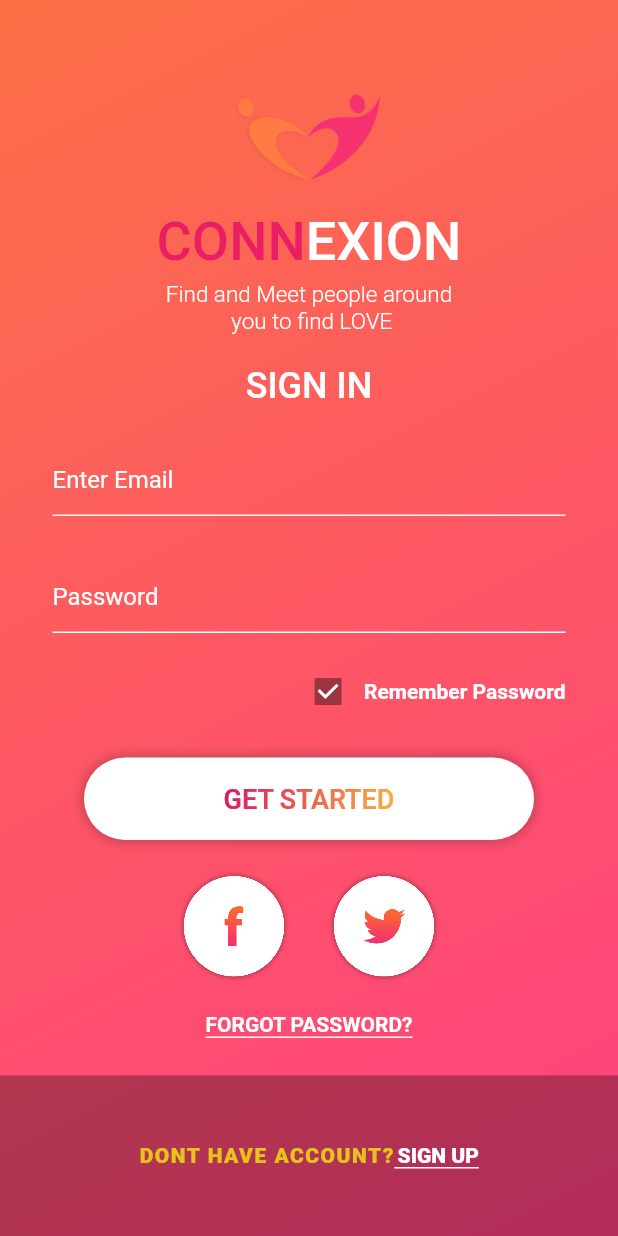
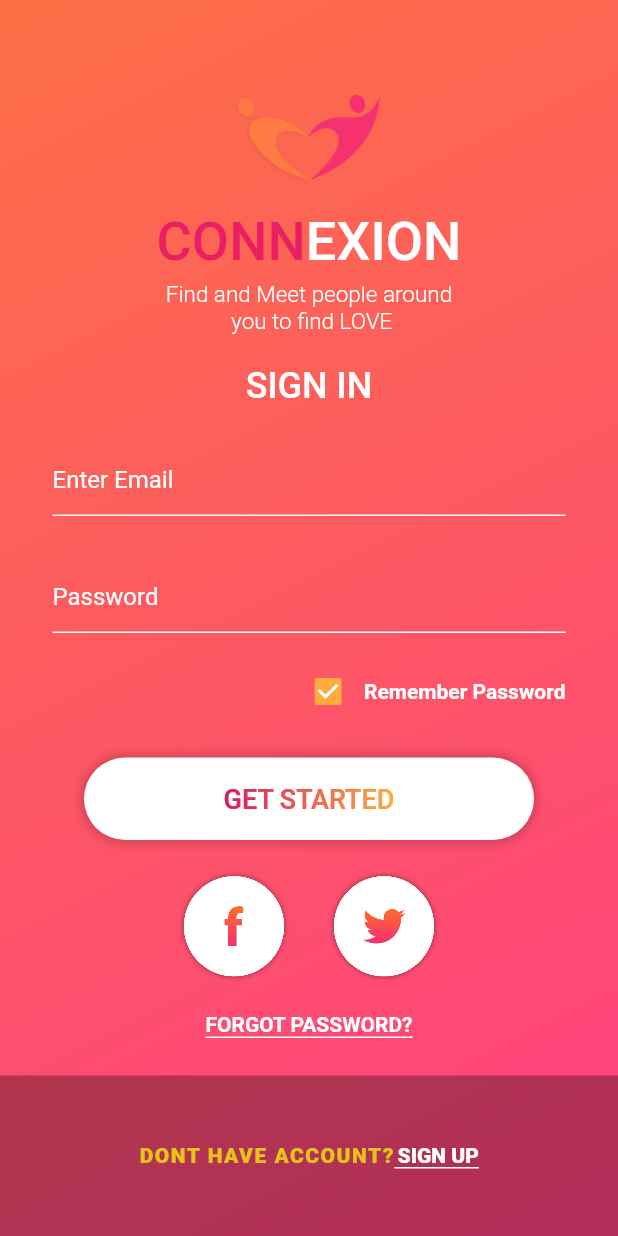
Before and after one commit to nmduc2511/Flutter, a Flutter app: the screen it shows after launch, on a phone screen of 412 x 824 dp. Run offline on Flutter 3.47's test engine with Material 2 defaults, Android fonts, the phone set to English and light mode, and no system bars.

Commit message:
update checkbox

```diff
--- a/lib/main.dart
+++ b/lib/main.dart
@@ -128,6 +128,10 @@ class MyApp extends StatelessWidget {
                       Checkbox(
                         value: true,
                         checkColor: Colors.white,
+                        activeColor: Colors.orangeAccent,
+                        onChanged: (bool newValue) {
+
+                        },
                       ),
 
                       Text(
```
